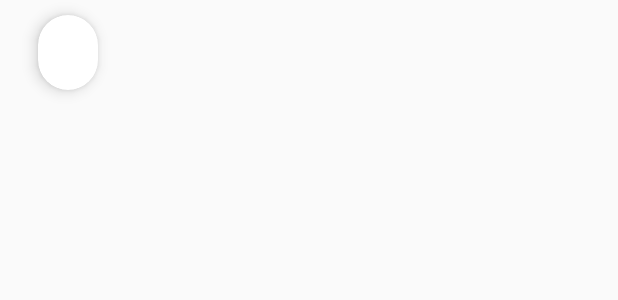
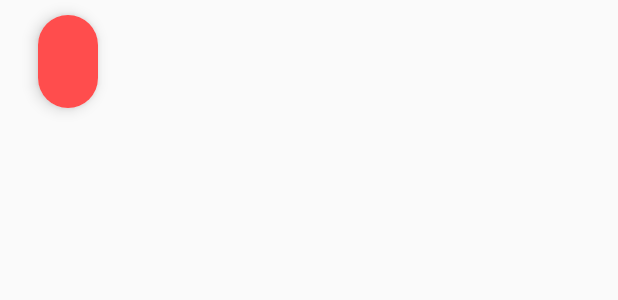
Before and after one commit to OskarLasota/MusicBackgroundPlayer, an Android app: the layout musiclist_card.xml on its own in the app's theme, with its tools: preview values and no code run, on a phone screen of 412 x 824 dp. Shown: the top 300 px of the screen. Run offline under Robolectric (Android 15) with nearby library versions, the phone set to English and light mode, and no system bars.

Commit message:
chore: adjusting the design for the recyclerview

```diff
--- a/app/src/main/res/layout/activity_main.xml
+++ b/app/src/main/res/layout/activity_main.xml
@@ -4,17 +4,17 @@
     xmlns:tools="http://schemas.android.com/tools">
 <androidx.constraintlayout.widget.ConstraintLayout
     android:layout_width="match_parent"
+    android:background="@color/background"
     android:layout_height="match_parent"
     tools:context=".MainActivity">
 
     <androidx.recyclerview.widget.RecyclerView
         android:id="@+id/layout_songlist"
         android:layout_width="match_parent"
-        android:layout_height="wrap_content"
+        android:layout_height="match_parent"
         app:layout_constraintBottom_toBottomOf="parent"
         app:layout_constraintLeft_toLeftOf="parent"
         app:layout_constraintRight_toRightOf="parent"
-
         app:layout_constraintTop_toTopOf="parent">
 
     </androidx.recyclerview.widget.RecyclerView>
--- a/app/src/main/res/layout/musiclist_card.xml
+++ b/app/src/main/res/layout/musiclist_card.xml
@@ -8,7 +8,7 @@
 
     <androidx.cardview.widget.CardView
         android:layout_width="wrap_content"
-        android:layout_height="50dp"
+        android:layout_height="wrap_content"
         android:layout_marginLeft="25dp"
         android:layout_marginTop="10dp"
         android:layout_marginRight="25dp"
@@ -19,6 +19,8 @@
         <androidx.constraintlayout.widget.ConstraintLayout
             android:layout_width="match_parent"
             android:layout_height="match_parent"
+            android:padding="20dp"
+            android:background="@color/song_card"
             android:orientation="vertical">
 
 
@@ -26,14 +28,15 @@
                 android:id="@+id/tv_status"
                 android:layout_width="wrap_content"
                 android:layout_height="wrap_content"
-                android:layout_margin="20dp"
                 app:layout_constraintHorizontal_bias="0.05"
                 app:layout_constraintTop_toTopOf="parent"
                 app:layout_constraintLeft_toLeftOf="parent"
                 app:layout_constraintRight_toRightOf="parent"
                 app:layout_constraintBottom_toBottomOf="parent"
                 android:gravity="center"
-                android:textSize="18sp"
+                android:textSize="16sp"
+                android:textStyle="bold"
+                android:textColor="@color/colorAccent"
                 android:text="@{file.name}" />
 
         </androidx.constraintlayout.widget.ConstraintLayout>
--- a/app/src/main/res/values/colors.xml
+++ b/app/src/main/res/values/colors.xml
@@ -1,6 +1,8 @@
 <?xml version="1.0" encoding="utf-8"?>
 <resources>
-    <color name="colorPrimary">#6200EE</color>
-    <color name="colorPrimaryDark">#3700B3</color>
-    <color name="colorAccent">#03DAC5</color>
+    <color name="colorPrimary">#29293d</color>
+    <color name="colorPrimaryDark">#14141f</color>
+    <color name="colorAccent">#c2c2d6</color>
+    <color name="background">#727b8d</color>
+    <color name="song_card">#ff4d4d</color>
 </resources>
```
